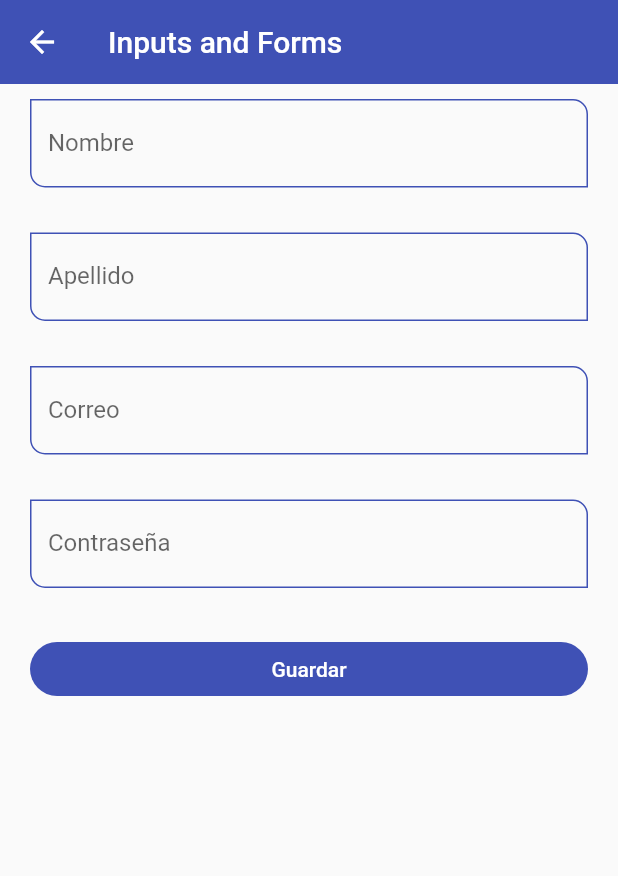
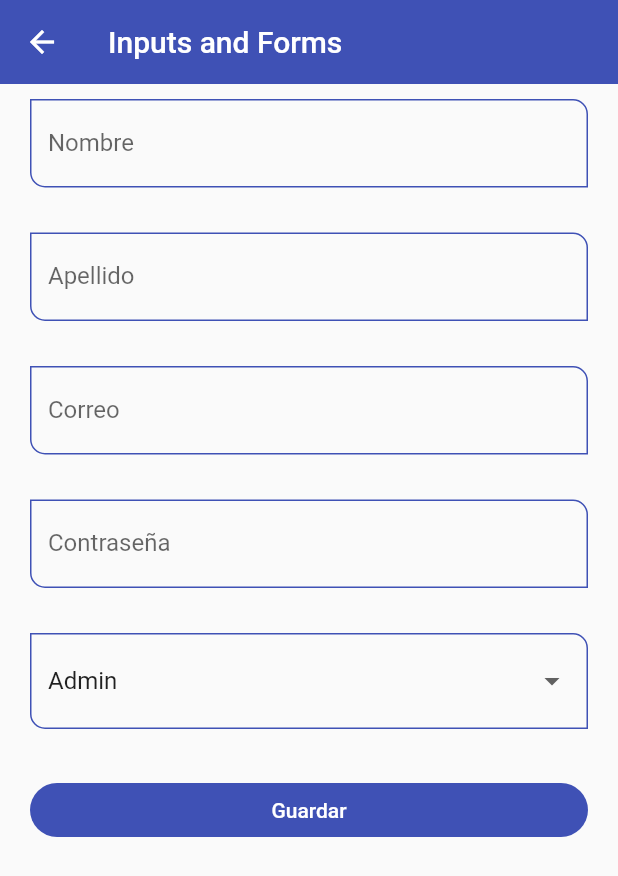
Before and after one commit to andres-mestra/componentes-flutter, a Flutter app: the InputsScreen screen opened by its route, on a phone screen of 412 x 824 dp. Shown: the top 876 px of the screen. Run offline on Flutter 3.47's test engine with Material 2 defaults, Android fonts, the phone set to English and light mode, and no system bars.

Commit message:
dropdownbutton

```diff
--- a/lib/screens/inputs_screen.dart
+++ b/lib/screens/inputs_screen.dart
@@ -58,6 +58,23 @@ class InputsScreen extends StatelessWidget {
                   formValues: formValues,
                 ),
                 const SizedBox(height: 30),
+                //Se le debe indicar el tipo de valor que esta manejando
+                DropdownButtonFormField<String>(
+                  value: 'Admin',
+                  items: const [
+                    DropdownMenuItem(value: 'Admin', child: Text('Admin')),
+                    DropdownMenuItem(
+                        value: 'SuperUser', child: Text('Super user')),
+                    DropdownMenuItem(
+                        value: 'Developer', child: Text('Developer')),
+                    DropdownMenuItem(
+                        value: 'Jr.Developer', child: Text('Jr.Developer')),
+                  ],
+                  onChanged: (value) {
+                    formValues['role'] = value ?? 'Admin';
+                  },
+                ),
+                const SizedBox(height: 30),
                 ElevatedButton(
                   onPressed: () {
                     //Minimizar el teclado
```
